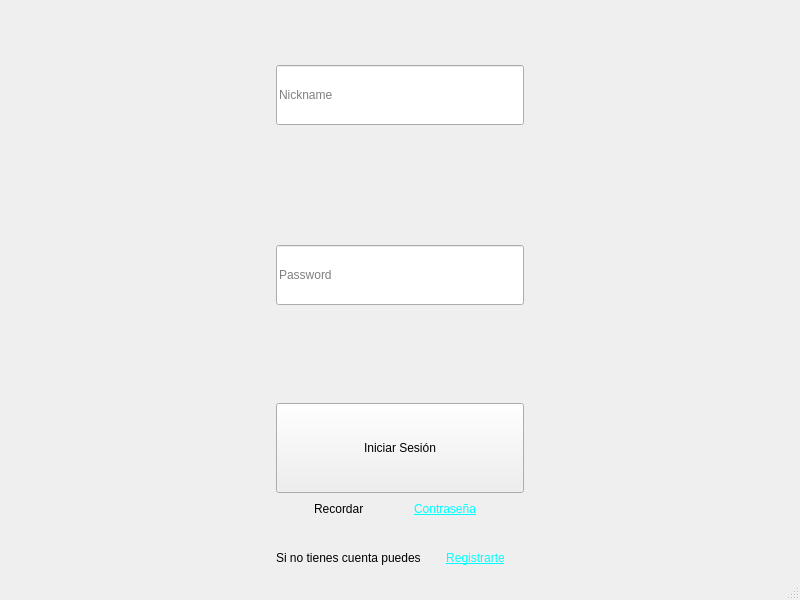
Qt form mainwindow.ui (Sunimik1975/ihm_4connect) before a commit.
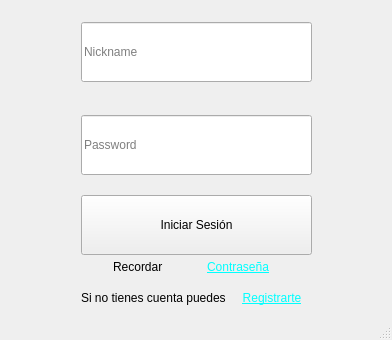
The same form after that commit.

The edit to the form file:
```diff
--- a/mainwindow.ui
+++ b/mainwindow.ui
@@ -6,10 +6,16 @@
    <rect>
     <x>0</x>
     <y>0</y>
-    <width>800</width>
-    <height>600</height>
+    <width>392</width>
+    <height>340</height>
    </rect>
   </property>
+  <property name="sizePolicy">
+   <sizepolicy hsizetype="Fixed" vsizetype="Fixed">
+    <horstretch>0</horstretch>
+    <verstretch>0</verstretch>
+   </sizepolicy>
+  </property>
   <property name="windowTitle">
    <string>MainWindow</string>
   </property>
@@ -168,14 +174,14 @@
          <widget class="QPushButton" name="loginButton">
           <property name="sizePolicy">
            <sizepolicy hsizetype="Expanding" vsizetype="Fixed">
-            <horstretch>10</horstretch>
-            <verstretch>70</verstretch>
+            <horstretch>0</horstretch>
+            <verstretch>0</verstretch>
            </sizepolicy>
           </property>
           <property name="minimumSize">
            <size>
             <width>80</width>
-            <height>90</height>
+            <height>60</height>
            </size>
           </property>
           <property name="maximumSize">
```
Left out of the diff: 2 changed lines with no effect on the pictures.
